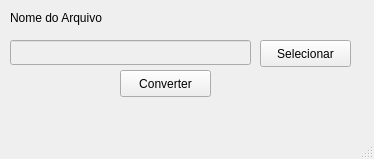
Above: conversor.ui from rafaelperazzo/sigaa2moodle before the change. Below: the same form after it.
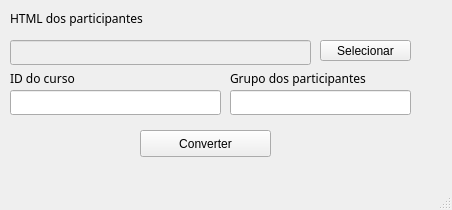
That is the form after the change.

Patch:
```diff
--- a/conversor.ui
+++ b/conversor.ui
@@ -6,10 +6,16 @@
    <rect>
     <x>0</x>
     <y>0</y>
-    <width>374</width>
-    <height>159</height>
+    <width>452</width>
+    <height>210</height>
    </rect>
   </property>
+  <property name="sizePolicy">
+   <sizepolicy hsizetype="Fixed" vsizetype="Fixed">
+    <horstretch>0</horstretch>
+    <verstretch>0</verstretch>
+   </sizepolicy>
+  </property>
   <property name="windowTitle">
    <string>Conversor SIGAA para CSV</string>
   </property>
@@ -22,7 +28,7 @@
      <rect>
       <x>10</x>
       <y>40</y>
-      <width>241</width>
+      <width>301</width>
       <height>25</height>
      </rect>
     </property>
@@ -36,16 +42,21 @@
       <height>16</height>
      </rect>
     </property>
+    <property name="font">
+     <font>
+      <family>Arial Black</family>
+     </font>
+    </property>
     <property name="text">
-     <string>Nome do Arquivo</string>
+     <string>HTML dos participantes</string>
     </property>
    </widget>
    <widget class="QPushButton" name="btnConverter">
     <property name="geometry">
      <rect>
-      <x>120</x>
-      <y>70</y>
-      <width>91</width>
+      <x>140</x>
+      <y>130</y>
+      <width>131</width>
       <height>27</height>
      </rect>
     </property>
@@ -56,16 +67,72 @@
    <widget class="QPushButton" name="btnSelecionar">
     <property name="geometry">
      <rect>
-      <x>260</x>
+      <x>320</x>
       <y>40</y>
       <width>91</width>
-      <height>27</height>
+      <height>21</height>
      </rect>
     </property>
     <property name="text">
      <string>Selecionar</string>
     </property>
    </widget>
+   <widget class="QLineEdit" name="txtCurso">
+    <property name="geometry">
+     <rect>
+      <x>10</x>
+      <y>90</y>
+      <width>211</width>
+      <height>25</height>
+     </rect>
+    </property>
+   </widget>
+   <widget class="QLabel" name="label_3">
+    <property name="geometry">
+     <rect>
+      <x>10</x>
+      <y>70</y>
+      <width>101</width>
+      <height>16</height>
+     </rect>
+    </property>
+    <property name="font">
+     <font>
+      <family>Arial Black</family>
+     </font>
+    </property>
+    <property name="text">
+     <string>ID do curso</string>
+    </property>
+   </widget>
+   <widget class="QLabel" name="label_4">
+    <property name="geometry">
+     <rect>
+      <x>230</x>
+      <y>70</y>
+      <width>171</width>
+      <height>16</height>
+     </rect>
+    </property>
+    <property name="font">
+     <font>
+      <family>Arial Black</family>
+     </font>
+    </property>
+    <property name="text">
+     <string>Grupo dos participantes</string>
+    </property>
+   </widget>
+   <widget class="QLineEdit" name="txtGrupo">
+    <property name="geometry">
+     <rect>
+      <x>230</x>
+      <y>90</y>
+      <width>181</width>
+      <height>25</height>
+     </rect>
+    </property>
+   </widget>
   </widget>
   <widget class="QMenuBar" name="menubar">
    <property name="geometry">
```
Left out of the diff: 9 changed lines with no effect on the pictures.
